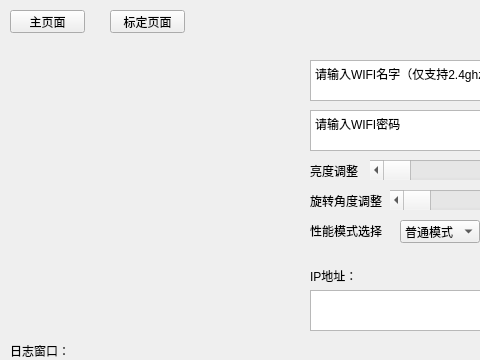
Qt form ui/main_window.ui (paper-tei/paper_tracker) before a commit; both pictures show x 0 to 480 and y 0 to 360 of the 835 by 553 pixel window.
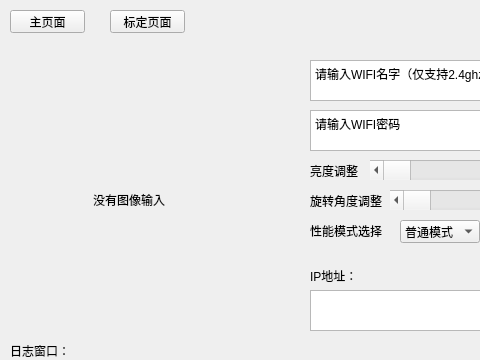
The same form after that commit.

Commit message: update ui on image label

What changed in the file:
```diff
--- a/ui/main_window.ui
+++ b/ui/main_window.ui
@@ -32,14 +32,17 @@
     <widget class="QLabel" name="ImageLabel">
      <property name="geometry">
       <rect>
-       <x>0</x>
-       <y>0</y>
+       <x>10</x>
+       <y>10</y>
        <width>280</width>
        <height>280</height>
       </rect>
      </property>
      <property name="text">
-      <string/>
+      <string>                         没有图像输入</string>
+     </property>
+     <property name="textInteractionFlags">
+      <set>Qt::TextInteractionFlag::NoTextInteraction</set>
      </property>
     </widget>
     <widget class="QPlainTextEdit" name="SSIDText">
```
Left out of the diff: 19 changed lines with no effect on the pictures. The commit also changes 3 other files.
